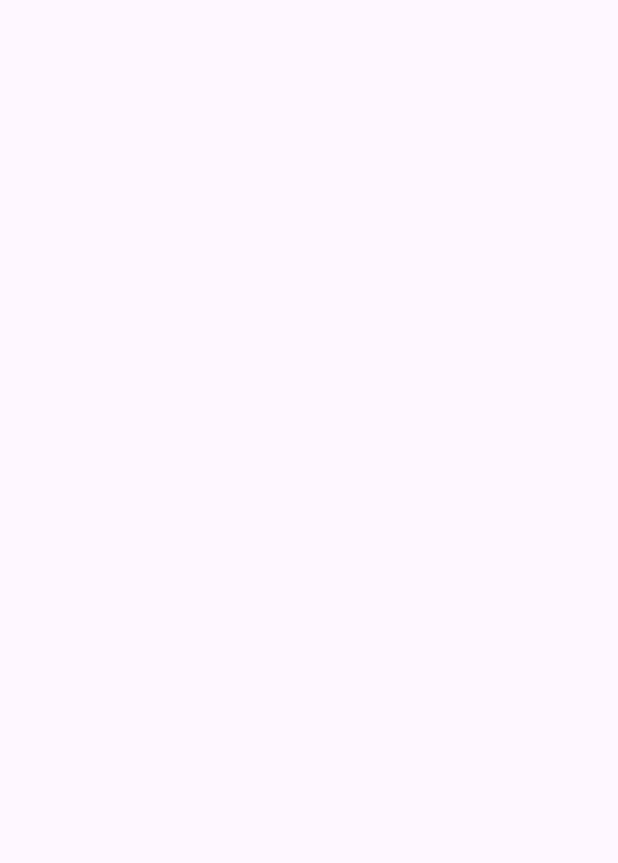
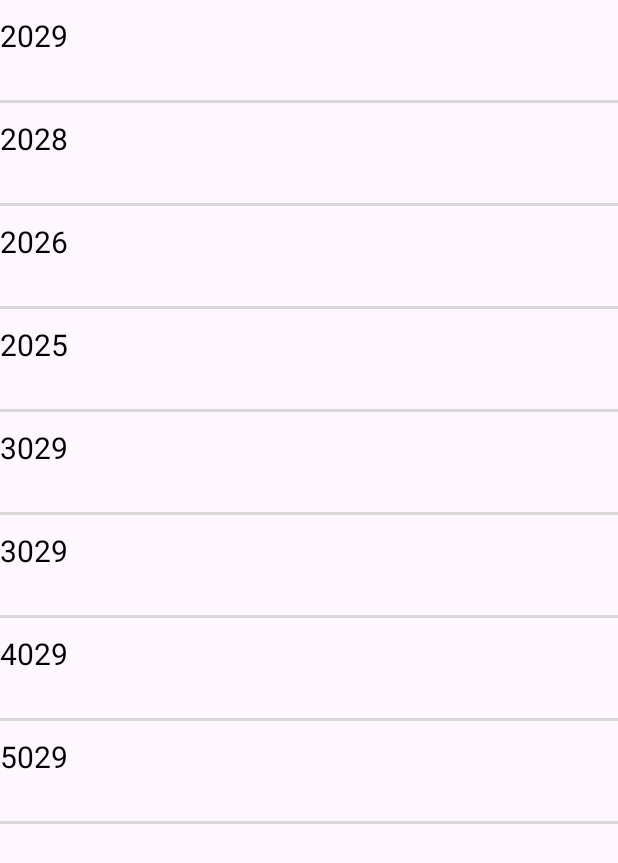
Before and after one commit to JuanEulogio/reservUW_Personal, an Android app: the buildingView screen opened directly, with no data from a screen before it, on a phone screen of 412 x 824 dp. Before the commit the part shown is empty. Shown: the top 863 px of the screen. Run offline under Robolectric (Android 15) with nearby library versions, the phone set to English and light mode, and no system bars.

Commit message:
buildingView file UPDATED (implemented structure of RecyclerView)

```diff
--- /dev/null
+++ b/app/src/main/java/com/cs407/reservuw/BuildingAdapter.java
@@ -0,0 +1,37 @@
+package com.cs407.reservuw;
+
+import android.content.Context;
+import android.view.LayoutInflater;
+import android.view.ViewGroup;
+
+import androidx.annotation.NonNull;
+import androidx.recyclerview.widget.RecyclerView;
+
+import java.util.List;
+
+public class BuildingAdapter extends RecyclerView.Adapter<BuildingViewHolder> {
+
+    Context context;
+    List<item> items;
+
+    public BuildingAdapter(Context context, List<item> items) {
+        this.context = context;
+        this.items = items;
+    }
+
+    @NonNull
+    @Override
+    public BuildingViewHolder onCreateViewHolder(@NonNull ViewGroup parent, int viewType) {
+        return new BuildingViewHolder(LayoutInflater.from(context).inflate(R.layout.item_view,parent,false));
+    }
+
+    @Override
+    public void onBindViewHolder(@NonNull BuildingViewHolder holder, int position) {
+        holder.roomNumView.setText(items.get(position).getRoomNum());
+    }
+
+    @Override
+    public int getItemCount() {
+        return items.size();
+    }
+}
--- /dev/null
+++ b/app/src/main/java/com/cs407/reservuw/BuildingViewHolder.java
@@ -0,0 +1,17 @@
+package com.cs407.reservuw;
+
+import android.view.View;
+import android.widget.TextView;
+
+import androidx.annotation.NonNull;
+import androidx.recyclerview.widget.RecyclerView;
+
+public class BuildingViewHolder extends RecyclerView.ViewHolder {
+
+    TextView roomNumView;
+
+    public BuildingViewHolder(@NonNull View itemView) {
+        super(itemView);
+        roomNumView= itemView.findViewById(R.id.roomNum);
+    }
+}
--- a/app/src/main/java/com/cs407/reservuw/buildingView.java
+++ b/app/src/main/java/com/cs407/reservuw/buildingView.java
@@ -1,8 +1,13 @@
 package com.cs407.reservuw;
 
 import androidx.appcompat.app.AppCompatActivity;
+import androidx.recyclerview.widget.LinearLayoutManager;
+import androidx.recyclerview.widget.RecyclerView;
 
 import android.os.Bundle;
+
+import java.util.ArrayList;
+import java.util.List;
 
 public class buildingView extends AppCompatActivity {
 
@@ -10,5 +15,20 @@ public class buildingView extends AppCompatActivity {
     protected void onCreate(Bundle savedInstanceState) {
         super.onCreate(savedInstanceState);
         setContentView(R.layout.activity_building_view);
+
+        RecyclerView recyclerView = findViewById(R.id.buildingRecyclerView);
+
+        List<item> items = new ArrayList<>();
+        items.add(new item("2029","College Library",1));
+        items.add(new item("2028","College Library",2));
+        items.add(new item("2026","College Library",3));
+        items.add(new item("2025","College Library",4));
+        items.add(new item("3029","College Library",5));
+        items.add(new item("3029","College Library",6));
+        items.add(new item("4029","College Library",7));
+        items.add(new item("5029","College Library",8));
+
+        recyclerView.setLayoutManager(new LinearLayoutManager(this));
+        recyclerView.setAdapter(new BuildingAdapter(getApplicationContext(), items));
     }
 }
--- a/app/src/main/res/layout/activity_building_view.xml
+++ b/app/src/main/res/layout/activity_building_view.xml
@@ -1,9 +1,22 @@
 <?xml version="1.0" encoding="utf-8"?>
-<androidx.constraintlayout.widget.ConstraintLayout xmlns:android="http://schemas.android.com/apk/res/android"
+<RelativeLayout
+    xmlns:android="http://schemas.android.com/apk/res/android"
     xmlns:app="http://schemas.android.com/apk/res-auto"
     xmlns:tools="http://schemas.android.com/tools"
     android:layout_width="match_parent"
     android:layout_height="match_parent"
     tools:context=".buildingView">
 
-</androidx.constraintlayout.widget.ConstraintLayout>
+    <ImageView
+        android:layout_width="match_parent"
+        android:layout_height="wrap_content"
+        android:id="@+id/buildingImageView"
+        />
+
+    <androidx.recyclerview.widget.RecyclerView
+        android:layout_width="match_parent"
+        android:layout_height="wrap_content"
+        android:id="@+id/buildingRecyclerView"
+        android:layout_below="@id/buildingImageView"/>
+
+</RelativeLayout>
```
